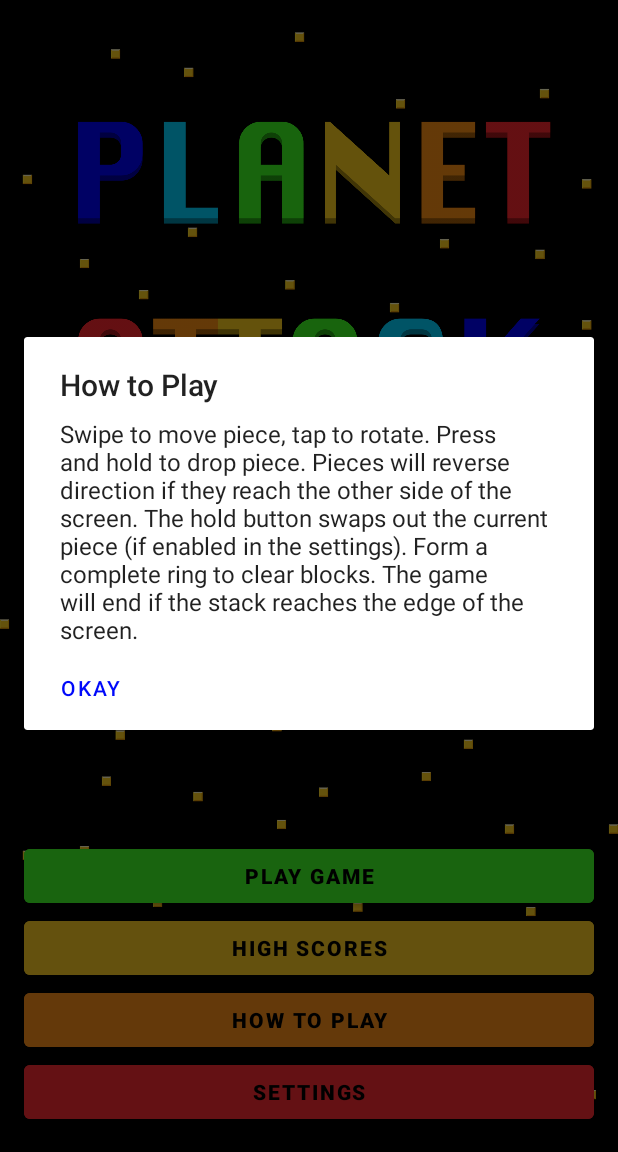
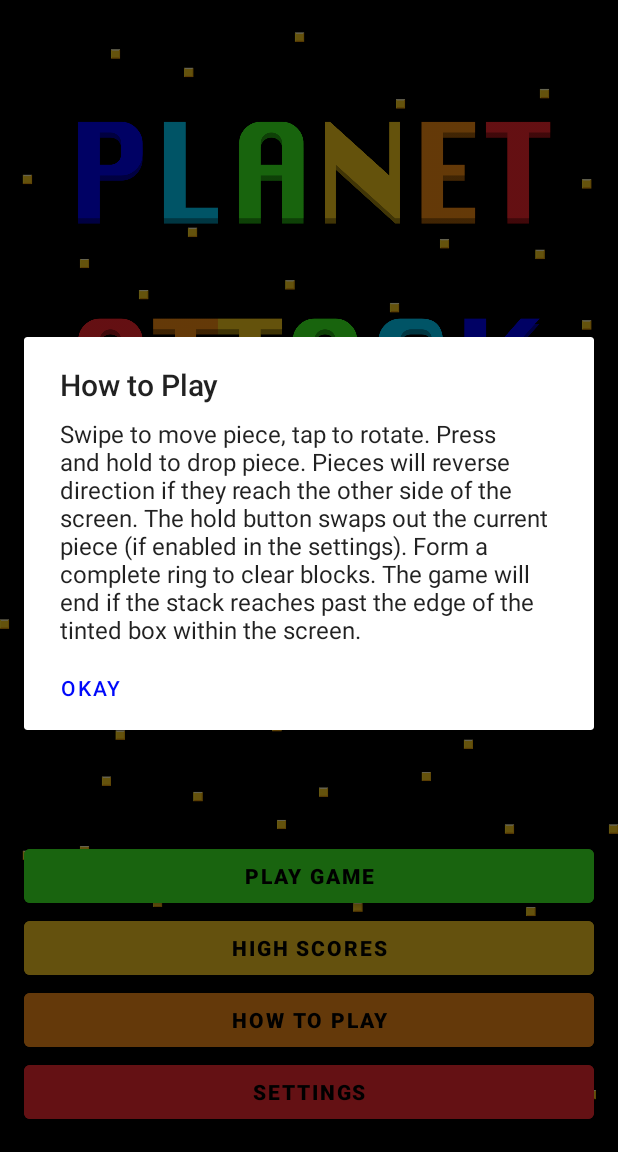
Before and after one commit to bobsmith947/planet-attack, an Android app: the screen it shows after launch (MainActivity), after a tap on "HOW TO PLAY", on a phone screen of 412 x 824 dp, the part 84-1236 px from its top. Run offline under Robolectric (Android 15) with nearby library versions, the phone set to English and light mode, and no system bars; our stand-ins replace navigation-ui.

Commit message:
Updated help text

```diff
--- a/app/src/main/res/values/strings.xml
+++ b/app/src/main/res/values/strings.xml
@@ -25,7 +25,7 @@
 		Pieces will reverse direction if they reach the other side of the screen.
 		The hold button swaps out the current piece (if enabled in the settings).
 		Form a complete ring to clear blocks.
-		The game will end if the stack reaches the edge of the screen.
+		The game will end if the stack reaches past the edge of the tinted box within the screen.
 	</string>
 	<string name="help_okay">Okay</string>
 	<string name="game_over_label">Game Over!</string>
```
